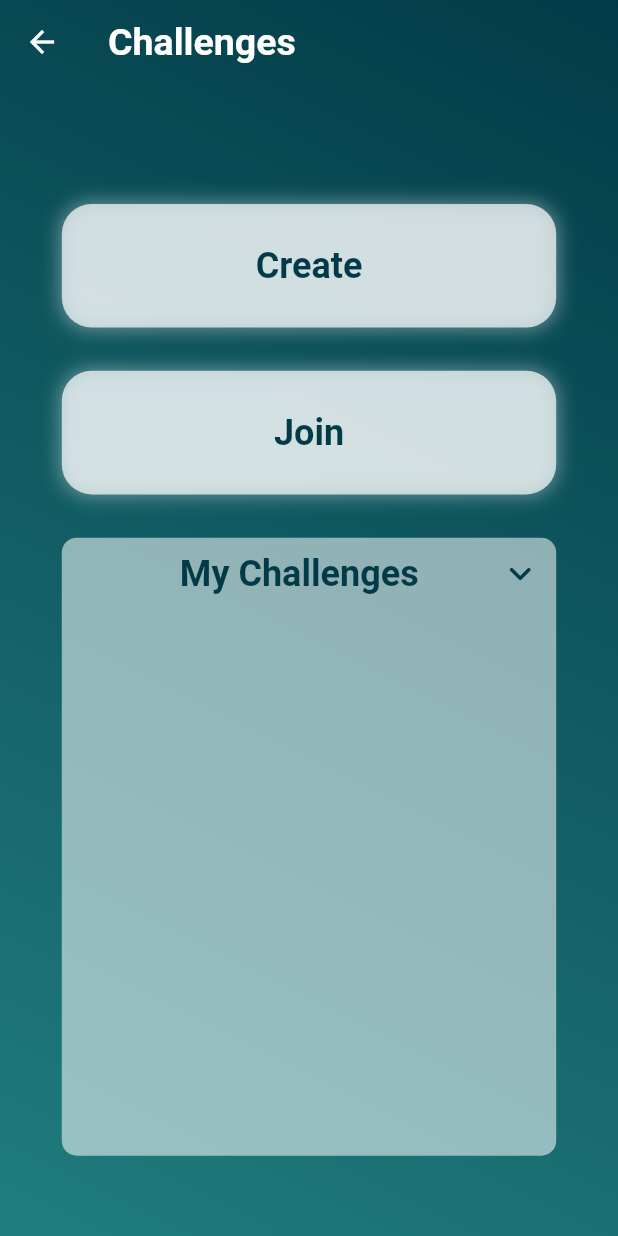
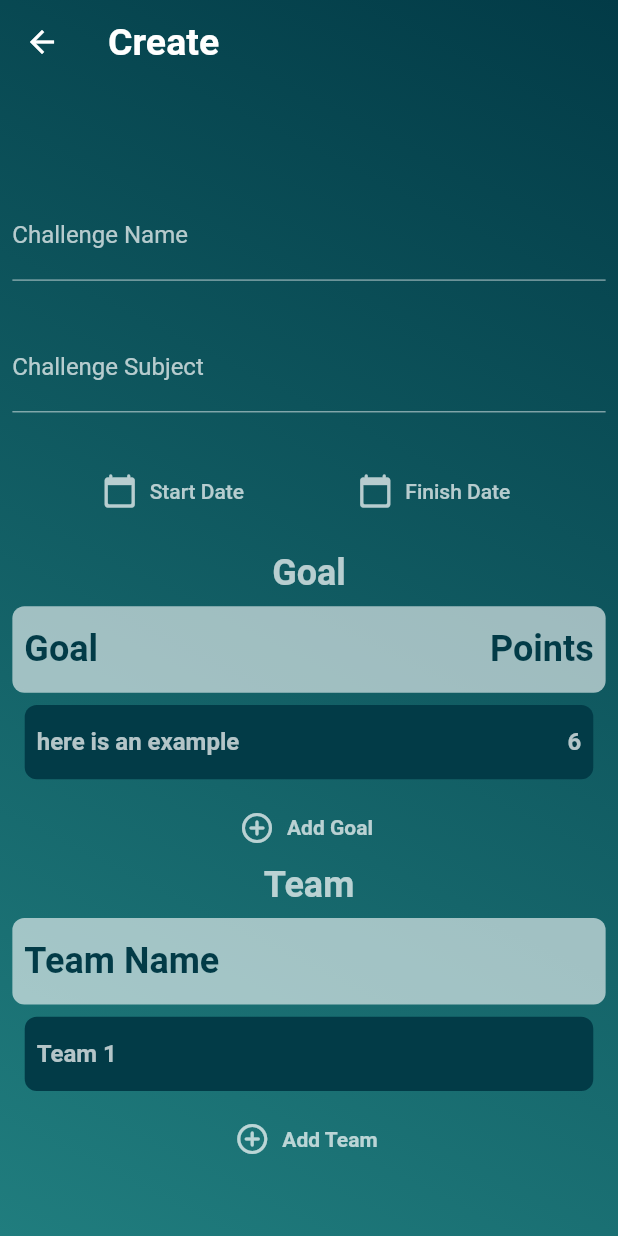
Before and after one commit to TADIYOS49/challenge_app, a Flutter app: the Challenge screen opened directly, after a tap on "Create", on a phone screen of 412 x 824 dp. Run offline on Flutter 3.47's test engine with Material 2 defaults, Android fonts, the phone set to English and light mode, and no system bars.

Commit message:
create challenge page and challenge page modification

```diff
--- a/lib/pages/challenges.page.dart
+++ b/lib/pages/challenges.page.dart
@@ -1,3 +1,4 @@
+import 'package:challeng/pages/create.page.dart';
 import 'package:flutter/material.dart';
 
 class Challenge extends StatefulWidget {
@@ -49,7 +50,10 @@ class _ChallengeState extends State<Challenge> {
                 ),
                 InkWell(
                   onTap: () {
-                    print("test");
+                    Navigator.push(
+                        context,
+                        MaterialPageRoute(
+                            builder: (context) => Create_Challenge()));
                   },
                   child: Container(
                       decoration: BoxDecoration(
--- /dev/null
+++ b/lib/pages/create.page.dart
@@ -0,0 +1,229 @@
+import 'package:flutter/material.dart';
+
+class Create_Challenge extends StatefulWidget {
+  const Create_Challenge({Key key}) : super(key: key);
+
+  @override
+  _Create_ChallengeState createState() => _Create_ChallengeState();
+}
+
+class _Create_ChallengeState extends State<Create_Challenge> {
+  DateTime selectedDate = DateTime.now();
+  DateTime firstDate;
+  DateTime lastDate;
+
+  Widget smallcontainer(String first, String second) {
+    return Container(
+        decoration: BoxDecoration(
+            borderRadius: BorderRadius.circular(8),
+            color: Color.fromRGBO(2, 59, 71, 1)),
+        height: MediaQuery.of(context).size.height * 0.06,
+        width: MediaQuery.of(context).size.width * 0.92,
+        child: Padding(
+          padding: const EdgeInsets.all(8.0),
+          child: Row(
+            mainAxisAlignment: MainAxisAlignment.spaceBetween,
+            children: [
+              Text(first,
+                  style: TextStyle(
+                    color: Colors.white70,
+                    fontSize: 16,
+                    fontWeight: FontWeight.w700,
+                  )),
+              Text(second,
+                  style: TextStyle(
+                    color: Colors.white70,
+                    fontSize: 16,
+                    fontWeight: FontWeight.w700,
+                  ))
+            ],
+          ),
+        ));
+  }
+
+  Widget maincontainer(String first, String second) {
+    return Container(
+        decoration: BoxDecoration(
+            borderRadius: BorderRadius.circular(8), color: Colors.white60),
+        height: MediaQuery.of(context).size.height * 0.07,
+        width: MediaQuery.of(context).size.width * 0.98,
+        child: Padding(
+          padding: const EdgeInsets.all(8.0),
+          child: Row(
+            mainAxisAlignment: MainAxisAlignment.spaceBetween,
+            children: [
+              Text(first,
+                  style: TextStyle(
+                    color: Color.fromRGBO(2, 59, 71, 1),
+                    fontSize: 24,
+                    fontWeight: FontWeight.w700,
+                  )),
+              Text(second,
+                  style: TextStyle(
+                    color: Color.fromRGBO(2, 59, 71, 1),
+                    fontSize: 24,
+                    fontWeight: FontWeight.w700,
+                  ))
+            ],
+          ),
+        ));
+  }
+
+  Widget actionbutton(String name) {
+    return FlatButton.icon(
+        onPressed: () {},
+        icon: Icon(Icons.add_circle_outline_rounded, color: Colors.white70),
+        label: Text(
+          name,
+          style: TextStyle(color: Colors.white70, fontWeight: FontWeight.bold),
+        ));
+  }
+
+  Widget label(String name) {
+    return Text(
+      name,
+      style: TextStyle(
+          color: Colors.white70, fontSize: 24, fontWeight: FontWeight.bold),
+    );
+  }
+
+  Widget space(double index) {
+    return SizedBox(
+      height: MediaQuery.of(context).size.width * index,
+    );
+  }
+
+  _selectDate(BuildContext context, int index) async {
+    final DateTime selected = await showDatePicker(
+      context: context,
+      initialDate: selectedDate,
+      firstDate: DateTime(2010),
+      lastDate: DateTime(2025),
+      helpText: "Pick a Date",
+      builder: (BuildContext context, Widget child) {
+        return Theme(
+          data: ThemeData.light().copyWith(
+            primaryColor: const Color.fromRGBO(2, 59, 71, 1),
+            accentColor: const Color.fromRGBO(32, 125, 126, 1),
+            colorScheme:
+                ColorScheme.light(primary: const Color.fromRGBO(2, 59, 71, 1)),
+            buttonTheme: ButtonThemeData(textTheme: ButtonTextTheme.primary),
+          ),
+          child: child,
+        );
+      },
+    );
+    if (selected != null && selected != selectedDate)
+      setState(() {
+        selectedDate = selected;
+        if (index == 1) {
+          firstDate = selected;
+        } else if (index == 2) {
+          lastDate = selected;
+        }
+      });
+  }
+
+  TextField textfield(String name) {
+    return TextField(
+      style: TextStyle(
+        color: Colors.white,
+      ),
+      decoration: InputDecoration(
+        enabledBorder: const UnderlineInputBorder(
+          borderSide: const BorderSide(color: Colors.white70, width: 0.0),
+        ),
+        border: const OutlineInputBorder(),
+        fillColor: Colors.lightBlueAccent,
+        labelText: name,
+        labelStyle: TextStyle(
+          color: Colors.white70,
+        ),
+      ),
+    );
+  }
+
+  @override
+  Widget build(BuildContext context) {
+    return Scaffold(
+      appBar: AppBar(
+        elevation: 0,
+        backgroundColor: Colors.transparent,
+        title: Text(
+          "Create",
+          style: TextStyle(fontWeight: FontWeight.bold, fontSize: 25),
+        ),
+      ),
+      extendBodyBehindAppBar: true,
+      body: Container(
+        height: double.infinity,
+        decoration: BoxDecoration(
+          gradient: LinearGradient(
+              begin: Alignment.topRight,
+              end: Alignment.bottomLeft,
+              colors: [
+                Color.fromRGBO(2, 59, 71, 1),
+                Color.fromRGBO(32, 125, 126, 1)
+              ]),
+        ),
+        child: SingleChildScrollView(
+          padding: EdgeInsets.symmetric(
+              vertical: MediaQuery.of(context).size.height * 0.12,
+              horizontal: MediaQuery.of(context).size.width * 0.02),
+          child: Column(
+            mainAxisAlignment: MainAxisAlignment.spaceEvenly,
+            children: [
+              space(0.07),
+              textfield("Challenge Name"),
+              space(0.07),
+              textfield("Challenge Subject"),
+              space(0.07),
+              Row(
+                mainAxisAlignment: MainAxisAlignment.spaceEvenly,
+                children: [
+                  FlatButton.icon(
+                      textColor: Colors.white70,
+                      onPressed: () {
+                        _selectDate(context, 1);
+                      },
+                      icon: Icon(Icons.calendar_today_rounded),
+                      label: Text(firstDate == null
+                          ? "Start Date"
+                          : "${firstDate.day}/${firstDate.month}/${firstDate.year}")),
+                  FlatButton.icon(
+                      textColor: Colors.white70,
+                      onPressed: () {
+                        _selectDate(context, 2);
+                      },
+                      icon: Icon(Icons.calendar_today_rounded),
+                      label: Text(lastDate == null
+                          ? "Finish Date"
+                          : "${lastDate.day}/${lastDate.month}/${lastDate.year}")),
+                ],
+              ),
+              space(0.04),
+              //here goal label
+              label("Goal"),
+              space(0.02),
+              //container
+              maincontainer("Goal", "Points"),
+              space(0.02),
+              //smallcontainer
+              smallcontainer("here is an example", "6"),
+              space(0.02),
+              //button to add
+              actionbutton("Add Goal"),
+              label("Team"),
+              space(0.02),
+              maincontainer("Team Name", ""),
+              space(0.02),
+              smallcontainer("Team 1", ""),
+              space(0.02),
+              actionbutton("Add Team")
+            ],
+          ),
+        ),
+      ),
+    );
+  }
+}
```
